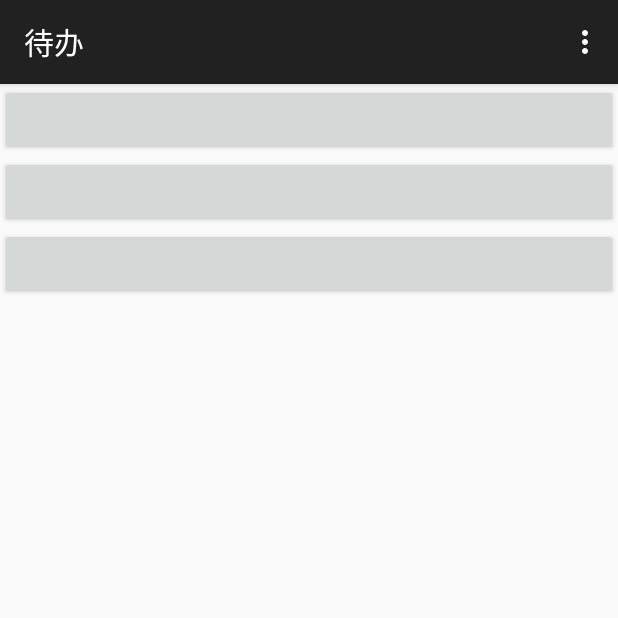
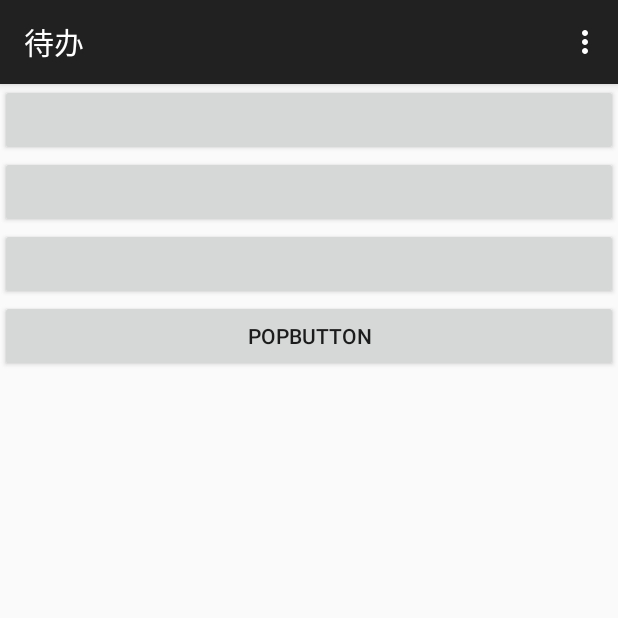
Before and after one commit to AKA-LinCoder/basic_android, an Android app: the LifeActivity screen opened directly, with no data from a screen before it, on a phone screen of 412 x 824 dp, the top half of it. Run offline under Robolectric (Android 15) with nearby library versions, the phone set to English and light mode, and no system bars.

Commit message:
pop menu

```diff
--- a/app/src/main/res/layout/activity_life.xml
+++ b/app/src/main/res/layout/activity_life.xml
@@ -24,5 +24,11 @@
         android:layout_height="wrap_content"
         android:text=""
         />
+    <Button
+        android:id="@+id/popButton"
+        android:layout_width="match_parent"
+        android:layout_height="wrap_content"
+        android:text="popButton"
+        />
 
 </LinearLayout>
--- /dev/null
+++ b/app/src/main/res/menu/popup.xml
@@ -0,0 +1,14 @@
+<?xml version="1.0" encoding="utf-8"?>
+<menu xmlns:android="http://schemas.android.com/apk/res/android">
+
+    <item
+        android:id="@+id/item1"
+        android:layout_width="wrap_content"
+        android:layout_height="wrap_content"
+        android:title="123" />
+    <item
+        android:id="@+id/item2"
+        android:layout_width="wrap_content"
+        android:layout_height="wrap_content"
+        android:title="456" />
+</menu>
```
Also changed, not shown: app/src/main/java/com/echo/basicleaning/demo/component/LifeActivity.kt (+26 -0 lines).
